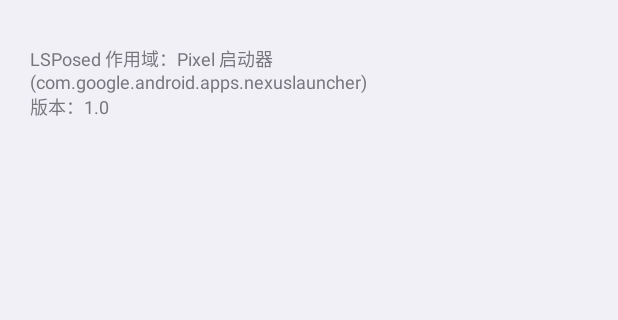
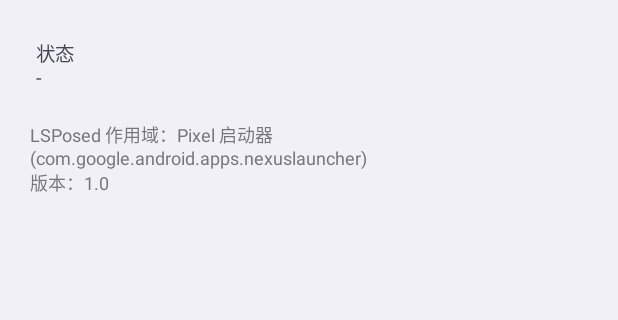
Before and after one commit to ldbsmh/PLAllAppsShape, an Android app: the screen it shows after launch (SettingsActivity), on a phone screen of 412 x 824 dp, the part 534-854 px from its top. Run offline under Robolectric (Android 15) with nearby library versions, the phone set to English and light mode, and no system bars.

Commit message:
module: ship assets/xposed_init too, minimal module.prop, status probe

```diff
--- a/app/src/main/java/com/plallappsshape/launcher/LauncherHooks.java
+++ b/app/src/main/java/com/plallappsshape/launcher/LauncherHooks.java
@@ -56,6 +56,8 @@ final class LauncherHooks implements ShapeSync.Platform {
         try {
             hooks.hookThemeManager();
             hooks.hookBitmapInfo();
+            Probe.state(context, "hook 已安装（" + (hooks.mParseIconState != null ? "形状" : "缺形状 hook")
+                    + "/" + (hooks.mDefaultIconShapeField != null ? "图标" : "缺图标 hook") + "）");
             Log.i("hooks installed");
         } catch (Throwable t) {
             Log.e("install", t);
@@ -121,6 +123,7 @@ final class LauncherHooks implements ShapeSync.Platform {
             Object mask = maskField == null ? null : maskField.get(state);
             boolean changed = mask instanceof String && !mask.equals(mSync.lastMask());
             mSync.resolve(this);
+            Probe.last(mContext, "桌面形状：" + ShapeSync.abbreviate(mSync.lastMask()));
             if (changed) {
                 dispatchIconShape();
             }
--- a/app/src/main/java/com/plallappsshape/settings/SettingsActivity.java
+++ b/app/src/main/java/com/plallappsshape/settings/SettingsActivity.java
@@ -16,19 +16,22 @@ import android.widget.Switch;
 import android.widget.TextView;
 
 import com.plallappsshape.R;
+import com.plallappsshape.launcher.Probe;
 
 /**
- * Settings UI. LSPosed loads this activity inside the launcher process, so the preferences written
- * here are the ones {@code HookEntry} reads.
+ * Settings UI. It can live in either process (module app, or inside the launcher when Xposed loads
+ * it); the launcher side reads the same {@code plallappsshape} preference file.
  */
-public class SettingsActivity extends android.app.Activity {
+public class SettingsActivity extends Activity {
+
+    static final String PREFS = "plallappsshape";
 
     private SharedPreferences prefs;
 
     @Override
     protected void onCreate(Bundle savedInstanceState) {
         super.onCreate(savedInstanceState);
-        prefs = getSharedPreferences("plallappsshape", MODE_PRIVATE);
+        prefs = getSharedPreferences(PREFS, MODE_PRIVATE);
         setContentView(buildUi());
     }
 
@@ -54,6 +57,9 @@ public class SettingsActivity extends android.app.Activity {
         root.addView(switchRow(getString(R.string.pref_enabled), "enabled", true));
         root.addView(switchRow(getString(R.string.pref_log), "verbose_log", false));
 
+        TextView probe = statusRow();
+        root.addView(probe);
+
         TextView hint = new TextView(this);
         hint.setText(getString(R.string.hint));
         hint.setTextSize(TypedValue.COMPLEX_UNIT_SP, 12);
@@ -64,6 +70,20 @@ public class SettingsActivity extends android.app.Activity {
         ScrollView scroll = new ScrollView(this);
         scroll.addView(root);
         return scroll;
+    }
+
+    /** Shows what the module last saw in the launcher - the fastest way to tell whether it hooked. */
+    private TextView statusRow() {
+        SharedPreferences qa = getSharedPreferences("plallappsshape_qa", MODE_PRIVATE);
+        String state = qa.getString(Probe.KEY_STATE, "");
+        String last = qa.getString(Probe.KEY_LAST, "");
+        TextView tv = new TextView(this);
+        tv.setText(getString(R.string.status) + "\n" + (state.isEmpty() ? "-" : state)
+                + (last.isEmpty() ? "" : "\n" + last));
+        tv.setTextSize(TypedValue.COMPLEX_UNIT_SP, 13);
+        tv.setTextColor(Color.parseColor("#46464F"));
+        tv.setPadding(dp(4), dp(16), dp(4), 0);
+        return tv;
     }
 
     private View switchRow(String label, final String key, boolean def) {
--- a/app/src/main/res/values/strings.xml
+++ b/app/src/main/res/values/strings.xml
@@ -5,4 +5,5 @@
     <string name="pref_enabled">启用（抽屉跟随桌面形状）</string>
     <string name="pref_log">详细日志（标签 PLAllAppsShape）</string>
     <string name="hint">LSPosed 作用域：Pixel 启动器 (com.google.android.apps.nexuslauncher)\n版本：1.0</string>
+    <string name="status">状态</string>
 </resources>
```
Also changed, not shown: app/build.gradle (+11 -0 lines), app/src/main/java/com/plallappsshape/launcher/HookEntry.java (+8 -0 lines), app/src/main/java/com/plallappsshape/launcher/Probe.java (added, +37 -0 lines), 5 other files.
